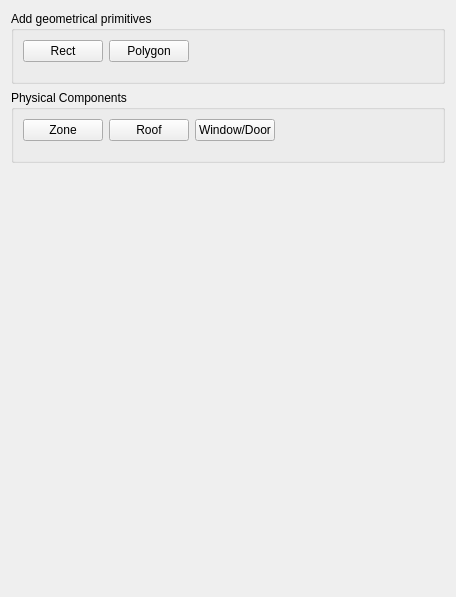
This is SIM-VICUS/src/SVPropAddGeometry.ui in ghorwin/SIM-VICUS as Qt 5 draws it before an edit. The edited form follows.
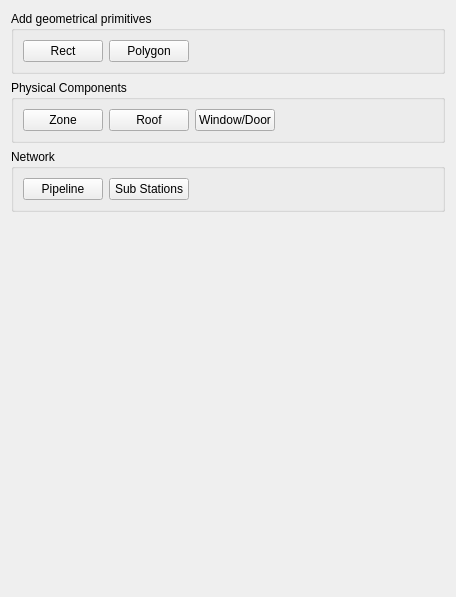
This is the edited form.

Commit message: Finish Feature-DrawNetwork

The edit to the form file:
```diff
--- a/SIM-VICUS/src/SVPropAddGeometry.ui
+++ b/SIM-VICUS/src/SVPropAddGeometry.ui
@@ -125,6 +125,42 @@
      </layout>
     </widget>
    </item>
+   <item>
+    <widget class="QGroupBox" name="groupBox">
+     <property name="title">
+      <string>Network</string>
+     </property>
+     <layout class="QHBoxLayout" name="horizontalLayout">
+      <item>
+       <widget class="QPushButton" name="pushButtonAddPipeline">
+        <property name="text">
+         <string>Pipeline</string>
+        </property>
+       </widget>
+      </item>
+      <item>
+       <widget class="QPushButton" name="pushButtonAddSubStation">
+        <property name="text">
+         <string>Sub Stations</string>
+        </property>
+       </widget>
+      </item>
+      <item>
+       <spacer name="horizontalSpacer">
+        <property name="orientation">
+         <enum>Qt::Horizontal</enum>
+        </property>
+        <property name="sizeHint" stdset="0">
+         <size>
+          <width>40</width>
+          <height>20</height>
+         </size>
+        </property>
+       </spacer>
+      </item>
+     </layout>
+    </widget>
+   </item>
    <item>
     <spacer name="verticalSpacer_2">
      <property name="orientation">
```
The commit also changes 67 other files.
